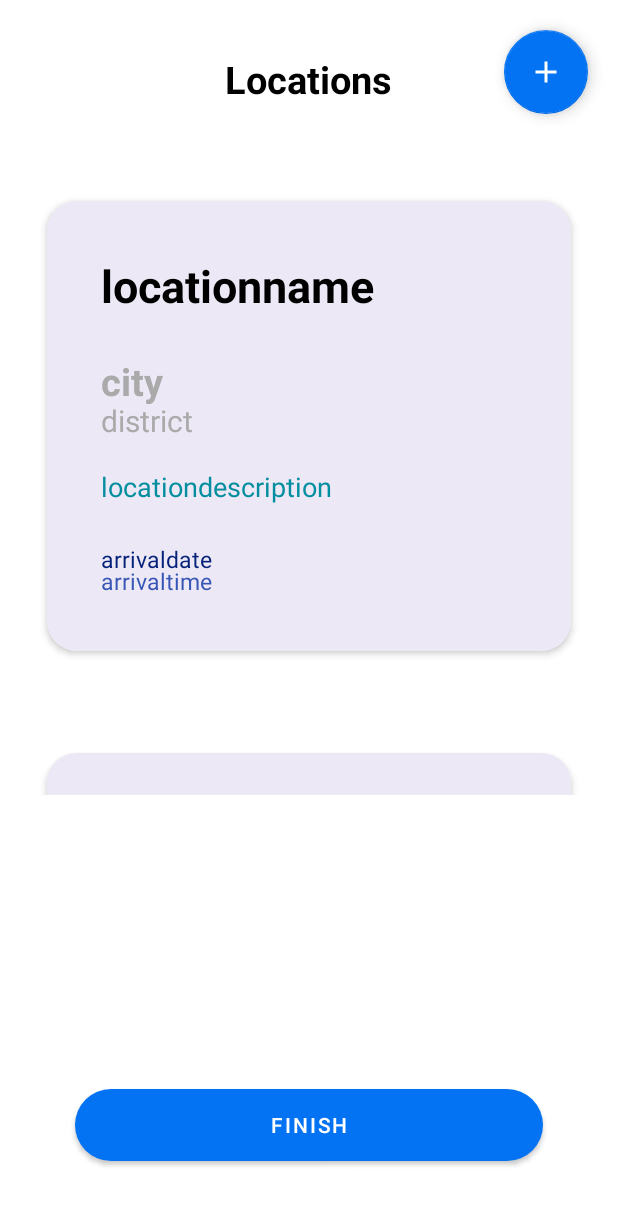
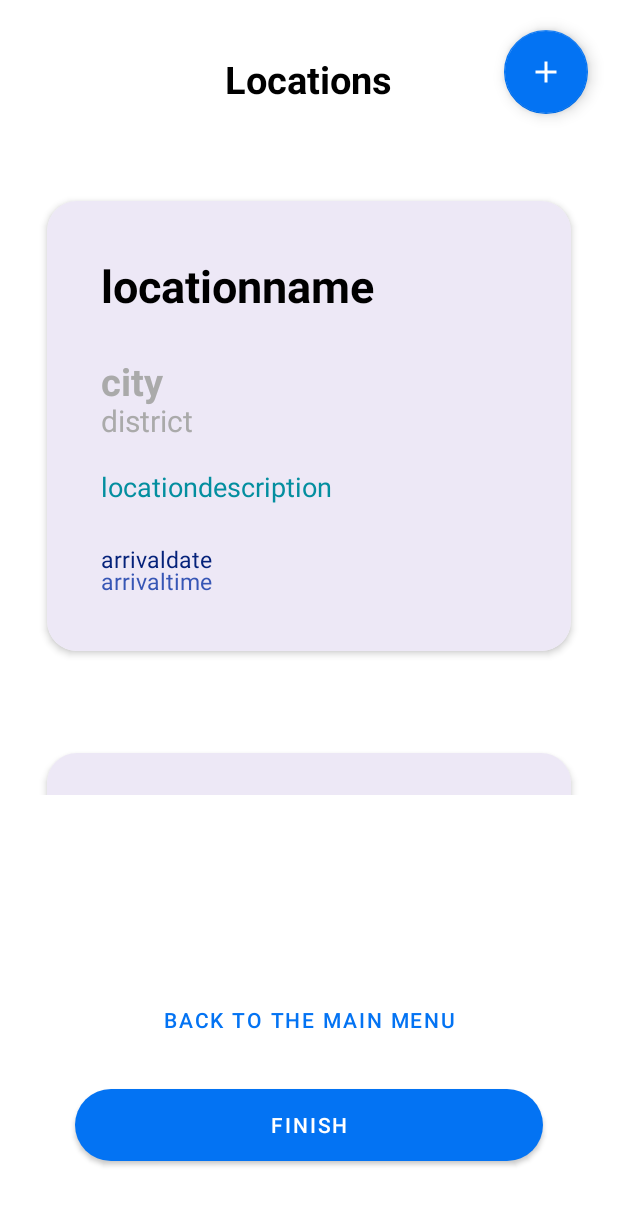
Before and after one commit to cbjayanath/MAD-project, an Android app: the layout activity_location.xml on its own in the app's theme, with its tools: preview values and no code run, on a phone screen of 412 x 824 dp. Shown: the top 1205 px of the screen. Run offline under Robolectric (Android 15) with nearby library versions, the phone set to English and light mode, and no system bars.

Commit message:
All member activities , Backpack activities and location activities are done!

```diff
--- a/app/src/main/res/layout/activity_location.xml
+++ b/app/src/main/res/layout/activity_location.xml
@@ -46,19 +46,38 @@
         android:src="@drawable/ic_add"
         app:backgroundTint="@color/blue"
         app:tint="@color/white" />
+
+    <Button
+        android:id="@+id/backToTheMainMenu"
+        style="@style/Widget.MaterialComponents.Button.OutlinedButton"
+        android:layout_width="match_parent"
+        android:layout_height="wrap_content"
+        android:layout_alignParentBottom="true"
+        android:layout_marginStart="50dp"
+        android:layout_marginLeft="25dp"
+        android:layout_marginTop="20dp"
+        android:layout_marginEnd="50dp"
+        android:layout_marginRight="25dp"
+        android:layout_marginBottom="120dp"
+        android:background="@drawable/rounded_textview"
+        android:text="Back to the Main Menu">
+
+    </Button>
+
     <Button
         android:id="@+id/finishBtn"
+        style="@style/Widget.MaterialComponents.Button"
         android:layout_width="match_parent"
         android:layout_height="wrap_content"
-        android:layout_marginRight="25dp"
+        android:layout_alignParentBottom="true"
+        android:layout_marginStart="50dp"
         android:layout_marginLeft="25dp"
         android:layout_marginTop="50dp"
-        android:text="finish"
-        android:layout_alignParentBottom="true"
-        android:layout_margin="50dp"
+        android:layout_marginEnd="50dp"
+        android:layout_marginRight="25dp"
+        android:layout_marginBottom="50dp"
         android:background="@drawable/rounded_textview"
-        style="@style/Widget.MaterialComponents.Button"
-        >
+        android:text="finish">
 
     </Button>
 
```
Also changed, not shown: app/src/main/java/com/example/nextrip/Location.kt (+15 -0 lines), app/src/main/java/com/example/nextrip/MainActivity.kt (+29 -1 lines), app/src/main/res/layout/activity_main.xml (+46 -0 lines).
